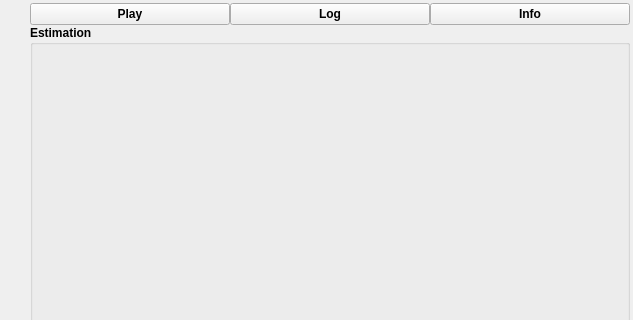
anatoltrush/OscillO, file mainwindow.ui: the form before one commit; both pictures show x 767 to 1400 and y 0 to 320 of the 1400 by 768 pixel window.
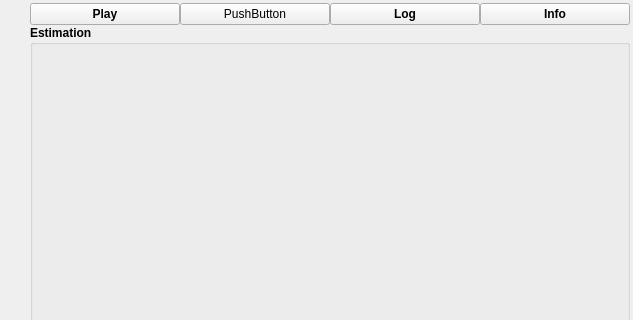
The form after the commit.

Commit message: With debug button

Diff of the .ui file:
```diff
--- a/mainwindow.ui
+++ b/mainwindow.ui
@@ -80,6 +80,13 @@
             </property>
            </widget>
           </item>
+          <item>
+           <widget class="QPushButton" name="pushButton">
+            <property name="text">
+             <string>PushButton</string>
+            </property>
+           </widget>
+          </item>
           <item>
            <widget class="QPushButton" name="pBLogger">
             <property name="font">
```
The commit also changes 6 other files.
